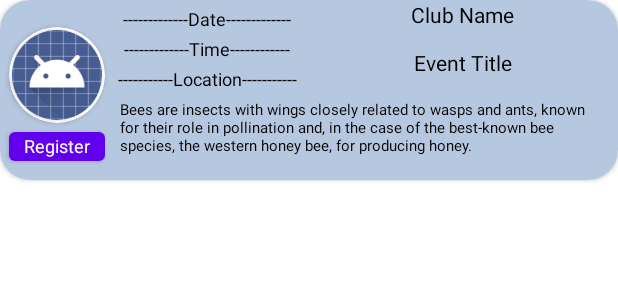
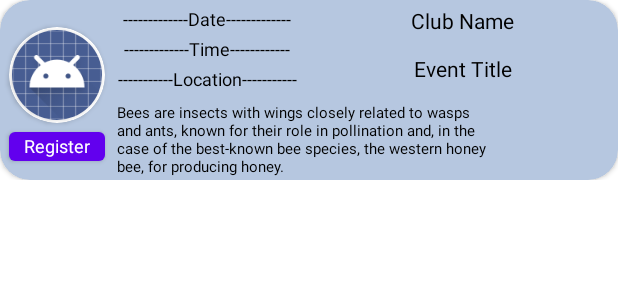
Before and after one commit to Jaspann/Eventified, an Android app: the layout club_card.xml on its own in the app's theme, with its tools: preview values and no code run, on a phone screen of 412 x 824 dp. Shown: the top 300 px of the screen. Run offline under Robolectric (Android 15) with nearby library versions, the phone set to English and light mode, and no system bars; network calls fail.

Commit message:
Started to add events inside club activiy (Unstable)

```diff
--- a/app/src/main/java/com/example/eventified/ClubSearchAdapter.java
+++ b/app/src/main/java/com/example/eventified/ClubSearchAdapter.java
@@ -56,10 +56,6 @@ public class ClubSearchAdapter extends RecyclerView.Adapter<ClubSearchAdapter.Cl
 
             Picasso.get().load(imageUrl).into(holder.clubLogo);
 
-            //Bitmap bitmap = BitmapFactory.decodeStream((InputStream)new URL(imageUrl).getContent());
-            //InputStream is = (InputStream) new URL(imageUrl).getContent();
-            //holder.clubLogo.setImageBitmap(bitmap);
-
         } catch (JSONException e) {
             e.printStackTrace();
         }
--- a/app/src/main/res/layout/club_card.xml
+++ b/app/src/main/res/layout/club_card.xml
@@ -3,16 +3,18 @@
     xmlns:app="http://schemas.android.com/apk/res-auto"
     xmlns:tools="http://schemas.android.com/tools"
     android:layout_width="match_parent"
-    android:layout_height="match_parent">
+    android:layout_height="wrap_content"
+    android:id="@+id/cMainLayout">
 
     <androidx.cardview.widget.CardView
         android:id="@+id/cardView"
         android:layout_width="match_parent"
         android:layout_height="wrap_content"
+        app:cardBackgroundColor="#ffB6C7E0"
+        app:cardCornerRadius="20dp"
+        app:layout_constraintBottom_toBottomOf="parent"
         app:layout_constraintStart_toStartOf="parent"
-        app:layout_constraintTop_toTopOf="parent"
-        app:cardCornerRadius="20dp"
-        app:cardBackgroundColor="#ffB6C7E0">
+        app:layout_constraintTop_toTopOf="parent">
 
         <androidx.constraintlayout.widget.ConstraintLayout
             android:layout_width="match_parent"
@@ -30,6 +32,7 @@
                 app:layout_constraintTop_toTopOf="parent">
 
                 <androidx.cardview.widget.CardView
+                    android:id="@+id/cClubLogo"
                     android:layout_width="60dp"
                     android:layout_height="60dp"
                     android:layout_gravity="center"
@@ -53,7 +56,7 @@
 
 
             <TextView
-                android:id="@+id/textView2"
+                android:id="@+id/cDate"
                 android:layout_width="120dp"
                 android:layout_height="20dp"
                 android:layout_marginStart="8dp"
@@ -66,44 +69,45 @@
                 app:layout_constraintTop_toTopOf="parent" />
 
             <TextView
-                android:id="@+id/textView"
+                android:id="@+id/cTime"
                 android:layout_width="120dp"
                 android:layout_height="20dp"
                 android:text="@string/time_placeholder"
                 android:textAlignment="center"
                 android:textColor="#000000"
                 android:textSize="12sp"
-                app:layout_constraintStart_toStartOf="@+id/textView2"
-                app:layout_constraintTop_toBottomOf="@+id/textView2" />
+                app:layout_constraintStart_toStartOf="@+id/cDate"
+                app:layout_constraintTop_toBottomOf="@+id/cDate" />
 
             <TextView
-                android:id="@+id/textView7"
+                android:id="@+id/cLocation"
                 android:layout_width="120dp"
                 android:layout_height="20dp"
                 android:text="@string/placeholder_location"
                 android:textAlignment="center"
                 android:textColor="#000000"
                 android:textSize="12sp"
-                app:layout_constraintStart_toStartOf="@+id/textView"
-                app:layout_constraintTop_toBottomOf="@+id/textView" />
+                app:layout_constraintStart_toStartOf="@+id/cTime"
+                app:layout_constraintTop_toBottomOf="@+id/cTime" />
 
             <TextView
-                android:id="@+id/textView3"
-                android:layout_width="325dp"
-                android:layout_height="55dp"
+                android:id="@+id/cDescription"
+                android:layout_width="250dp"
+                android:layout_height="50dp"
                 android:layout_marginStart="8dp"
-                android:padding="2dp"
+
                 android:text="@string/example_description"
                 android:textColor="#000000"
                 android:textSize="10sp"
                 app:layout_constraintStart_toEndOf="@+id/cardView2"
-                app:layout_constraintTop_toBottomOf="@+id/textView5"
+                app:layout_constraintTop_toBottomOf="@+id/cTitle"
                 tools:ignore="SmallSp" />
 
             <TextView
-                android:id="@+id/textView4"
+                android:id="@+id/cClubName"
                 android:layout_width="191dp"
                 android:layout_height="32dp"
+                android:layout_marginTop="4dp"
                 android:layout_marginEnd="8dp"
                 android:text="@string/club_name_placeholder"
                 android:textAlignment="center"
@@ -111,19 +115,19 @@
                 android:textSize="14sp"
                 app:layout_constraintEnd_toEndOf="parent"
                 app:layout_constraintHorizontal_bias="1.0"
-                app:layout_constraintStart_toEndOf="@+id/textView2"
+                app:layout_constraintStart_toEndOf="@+id/cDate"
                 app:layout_constraintTop_toTopOf="parent" />
 
             <TextView
-                android:id="@+id/textView5"
+                android:id="@+id/cTitle"
                 android:layout_width="191dp"
                 android:layout_height="32dp"
                 android:text="@string/event_title"
                 android:textAlignment="center"
                 android:textColor="#000000"
                 android:textSize="14sp"
-                app:layout_constraintStart_toStartOf="@+id/textView4"
-                app:layout_constraintTop_toBottomOf="@+id/textView4" />
+                app:layout_constraintStart_toStartOf="@+id/cClubName"
+                app:layout_constraintTop_toBottomOf="@+id/cClubName" />
 
             <Button
                 android:id="@+id/button2"
@@ -137,8 +141,8 @@
                 android:layout_height="18dp"
                 android:elevation="20dp"
                 android:text="Register"
+                android:textColor="#FFFFFF"
                 android:textSize="12sp"
-                android:textColor="#FFFFFF"
                 app:layout_constraintBottom_toBottomOf="@+id/button2"
                 app:layout_constraintEnd_toEndOf="@+id/button2"
                 app:layout_constraintStart_toStartOf="@+id/button2"
--- a/app/src/main/res/layout/club_search_card.xml
+++ b/app/src/main/res/layout/club_search_card.xml
@@ -58,8 +58,8 @@ android:layout_height="wrap_content"
 
             <TextView
                 android:id="@+id/descText"
-                android:layout_width="247dp"
-                android:layout_height="47dp"
+                android:layout_width="250dp"
+                android:layout_height="50dp"
                 android:layout_marginStart="8dp"
                 android:text="@string/example_description"
                 android:textColor="#000000"
```
Also changed, not shown: app/src/main/java/com/example/eventified/ClubActivity.java (+60 -1 lines), app/src/main/java/com/example/eventified/ClubPageAdapter.java (added, +102 -0 lines), app/src/main/res/layout/activity_club.xml (+8 -25 lines).
